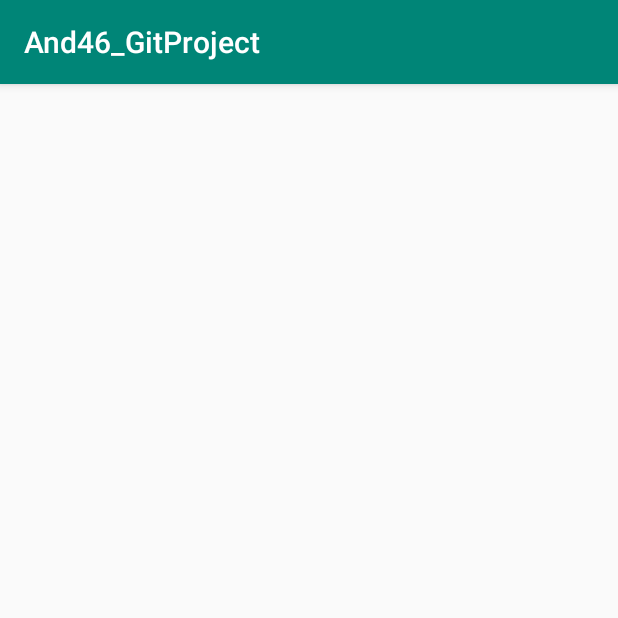
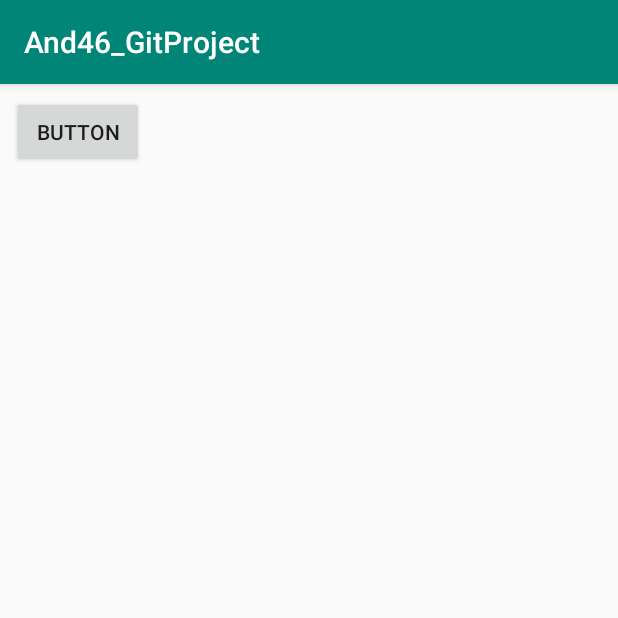
Before and after one commit to yunheehyeon/And46_GitProject, an Android app: the SecondActivity screen opened directly, with no data from a screen before it, on a phone screen of 412 x 824 dp, the top half of it. Run offline under Robolectric (Android 15) with nearby library versions, the phone set to English and light mode, and no system bars.

Commit message:
secondActivity 수정

```diff
--- a/app/src/main/java/edu/android/and46_gitproject/SecondActivity.java
+++ b/app/src/main/java/edu/android/and46_gitproject/SecondActivity.java
@@ -2,6 +2,7 @@ package edu.android.and46_gitproject;
 
 import android.support.v7.app.AppCompatActivity;
 import android.os.Bundle;
+import android.widget.Button;
 
 public class SecondActivity extends AppCompatActivity {
 
@@ -9,5 +10,7 @@ public class SecondActivity extends AppCompatActivity {
     protected void onCreate(Bundle savedInstanceState) {
         super.onCreate(savedInstanceState);
         setContentView(R.layout.activity_second);
+
+        Button btn = findViewById(R.id.button);
     }
 }
--- a/app/src/main/res/layout/activity_second.xml
+++ b/app/src/main/res/layout/activity_second.xml
@@ -6,4 +6,13 @@
     android:layout_height="match_parent"
     tools:context=".SecondActivity">
 
+    <Button
+        android:id="@+id/button"
+        android:layout_width="wrap_content"
+        android:layout_height="wrap_content"
+        android:layout_marginStart="8dp"
+        android:layout_marginTop="8dp"
+        android:text="Button"
+        app:layout_constraintStart_toStartOf="parent"
+        app:layout_constraintTop_toTopOf="parent" />
 </android.support.constraint.ConstraintLayout>
```
